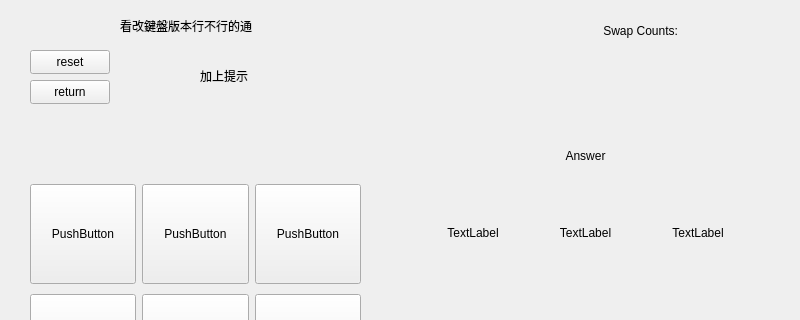
Before: the Qt Designer form smart_parking/smart_parking.ui in YJClark/114_prj_game, drawn with Qt 5; both pictures show x 0 to 800 and y 0 to 320 of the 800 by 600 pixel window.
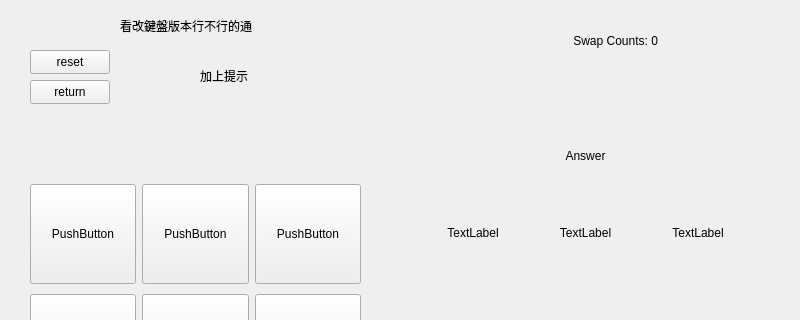
After: the same form once the commit is applied.

Patch:
```diff
--- a/smart_parking/smart_parking.ui
+++ b/smart_parking/smart_parking.ui
@@ -308,9 +308,9 @@
    <widget class="QLabel" name="statusLabel">
     <property name="geometry">
      <rect>
-      <x>50</x>
+      <x>30</x>
       <y>140</y>
-      <width>291</width>
+      <width>331</width>
       <height>31</height>
      </rect>
     </property>
@@ -404,14 +404,14 @@
    <widget class="QLabel" name="swapCount">
     <property name="geometry">
      <rect>
-      <x>600</x>
-      <y>10</y>
+      <x>570</x>
+      <y>20</y>
       <width>161</width>
       <height>41</height>
      </rect>
     </property>
     <property name="text">
-     <string> Swap Counts:</string>
+     <string> Swap Counts: 0</string>
     </property>
    </widget>
   </widget>
```
Left out of the diff: 2 changed lines with no effect on the pictures.
